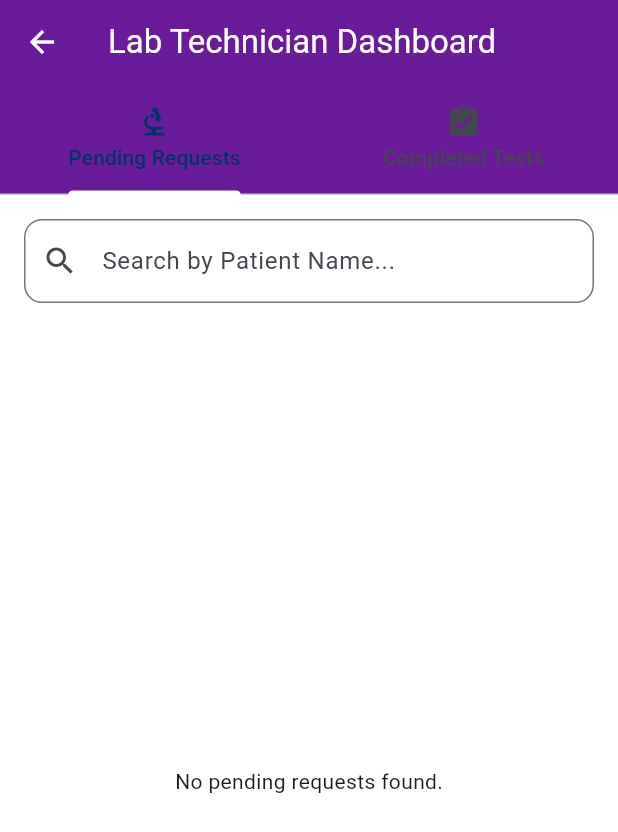
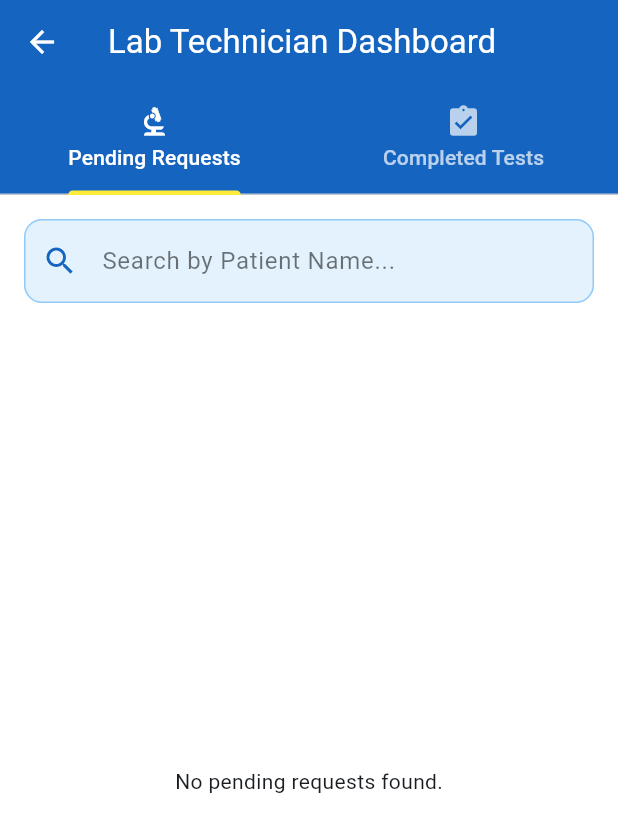
Before and after one commit to chiodzamunashe-prog/nust_campus_health_app, a Flutter app: the LabDashboardScreen screen opened directly, on a phone screen of 412 x 824 dp. Shown: the top 832 px of the screen. Run offline on Flutter 3.47's test engine with Material 3 defaults, Android fonts, the phone set to English and light mode, and no system bars; our stand-ins replace cloud_firestore, firebase_auth, firebase_core, firebase_messaging, fl_chart, flutter_local_notifications and 2 more; missing offline and left inert: flutter_app_badger; accounts and stored records are empty; network calls fail.

Commit message:
Update lab technician dashboard color scheme

```diff
--- a/lib/lab_module/dashboard_screen.dart
+++ b/lib/lab_module/dashboard_screen.dart
@@ -18,15 +18,21 @@ class _LabDashboardScreenState extends State<LabDashboardScreen> {
     return DefaultTabController(
       length: 2,
       child: Scaffold(
+        backgroundColor: Colors.white,
         appBar: AppBar(
           title: const Text('Lab Technician Dashboard'),
-          backgroundColor: const Color(0xFF6A1B9A), // Purple for Lab
+          backgroundColor: const Color(0xFF1565C0), // Blue primary
           foregroundColor: Colors.white,
           bottom: const TabBar(
-            indicatorColor: Colors.white,
+            indicatorColor: Colors.yellow,
+            labelColor: Colors.white,
+            unselectedLabelColor: Colors.white70,
             tabs: [
               Tab(text: 'Pending Requests', icon: Icon(Icons.biotech)),
-              Tab(text: 'Completed Tests', icon: Icon(Icons.assignment_turned_in)),
+              Tab(
+                text: 'Completed Tests',
+                icon: Icon(Icons.assignment_turned_in),
+              ),
             ],
           ),
         ),
@@ -48,8 +54,18 @@ class _LabDashboardScreenState extends State<LabDashboardScreen> {
           child: TextField(
             decoration: InputDecoration(
               hintText: 'Search by Patient Name...',
-              prefixIcon: const Icon(Icons.search),
-              border: OutlineInputBorder(borderRadius: BorderRadius.circular(12)),
+              prefixIcon: const Icon(Icons.search, color: Color(0xFF1565C0)),
+              filled: true,
+              fillColor: const Color(0xFFE3F2FD),
+              hintStyle: const TextStyle(color: Colors.black54),
+              border: OutlineInputBorder(
+                borderRadius: BorderRadius.circular(12),
+                borderSide: BorderSide(color: Color(0xFF90CAF9)),
+              ),
+              enabledBorder: OutlineInputBorder(
+                borderRadius: BorderRadius.circular(12),
+                borderSide: BorderSide(color: Color(0xFF90CAF9)),
+              ),
             ),
             onChanged: (v) => setState(() => _searchQuery = v.toLowerCase()),
           ),
@@ -66,39 +82,77 @@ class _LabDashboardScreenState extends State<LabDashboardScreen> {
               }
 
               var requests = snapshot.data ?? [];
-              requests = requests.where((r) => isPending ? r.status == 'pending' : r.status == 'completed').toList();
+              requests = requests
+                  .where(
+                    (r) => isPending
+                        ? r.status == 'pending'
+                        : r.status == 'completed',
+                  )
+                  .toList();
 
               if (_searchQuery.isNotEmpty) {
-                requests = requests.where((r) => r.patientName.toLowerCase().contains(_searchQuery)).toList();
+                requests = requests
+                    .where(
+                      (r) => r.patientName.toLowerCase().contains(_searchQuery),
+                    )
+                    .toList();
               }
 
               if (requests.isEmpty) {
-                return Center(child: Text('No ${isPending ? "pending" : "completed"} requests found.'));
+                return Center(
+                  child: Text(
+                    'No ${isPending ? "pending" : "completed"} requests found.',
+                  ),
+                );
               }
 
               return ListView.separated(
                 padding: const EdgeInsets.all(16),
                 itemCount: requests.length,
-                separatorBuilder: (_, __) => const SizedBox(height: 12),
+                separatorBuilder: (_, _) => const SizedBox(height: 12),
                 itemBuilder: (context, index) {
                   final r = requests[index];
                   return Card(
+                    color: const Color(0xFFF3F8FF),
                     elevation: 3,
-                    shape: RoundedRectangleBorder(borderRadius: BorderRadius.circular(12)),
+                    shape: RoundedRectangleBorder(
+                      borderRadius: BorderRadius.circular(12),
+                    ),
                     child: ListTile(
                       contentPadding: const EdgeInsets.all(16),
-                      title: Text(r.patientName, style: const TextStyle(fontWeight: FontWeight.bold, fontSize: 18)),
+                      title: Text(
+                        r.patientName,
+                        style: const TextStyle(
+                          fontWeight: FontWeight.bold,
+                          fontSize: 18,
+                          color: Color(0xFF0D47A1),
+                        ),
+                      ),
                       subtitle: Column(
                         crossAxisAlignment: CrossAxisAlignment.start,
                         children: [
                           const SizedBox(height: 8),
-                          _buildInfoChip(Icons.science, 'Test: ${r.testType}', Colors.purple[50]!, Colors.purple[900]!),
+                          _buildInfoChip(
+                            Icons.science,
+                            'Test: ${r.testType}',
+                            const Color(0xFFE8EAF6),
+                            const Color(0xFF0D47A1),
+                          ),
                           const SizedBox(height: 4),
-                          Text('Requested by: ${r.doctorName}', style: const TextStyle(fontSize: 12)),
-                          Text('Ordered: ${r.orderedAt.toLocal()}'.split('.')[0], style: const TextStyle(fontSize: 12)),
+                          Text(
+                            'Requested by: ${r.doctorName}',
+                            style: const TextStyle(fontSize: 12),
+                          ),
+                          Text(
+                            'Ordered: ${r.orderedAt.toLocal()}'.split('.')[0],
+                            style: const TextStyle(fontSize: 12),
+                          ),
                         ],
                       ),
-                      trailing: const Icon(Icons.chevron_right),
+                      trailing: const Icon(
+                        Icons.chevron_right,
+                        color: Color(0xFF1565C0),
+                      ),
                       onTap: () {
                         Navigator.push(
                           context,
@@ -118,16 +172,31 @@ class _LabDashboardScreenState extends State<LabDashboardScreen> {
     );
   }
 
-  Widget _buildInfoChip(IconData icon, String label, Color bgColor, Color textColor) {
+  Widget _buildInfoChip(
+    IconData icon,
+    String label,
+    Color bgColor,
+    Color textColor,
+  ) {
     return Container(
       padding: const EdgeInsets.symmetric(horizontal: 8, vertical: 4),
-      decoration: BoxDecoration(color: bgColor, borderRadius: BorderRadius.circular(8)),
+      decoration: BoxDecoration(
+        color: bgColor,
+        borderRadius: BorderRadius.circular(8),
+      ),
       child: Row(
         mainAxisSize: MainAxisSize.min,
         children: [
           Icon(icon, size: 14, color: textColor),
           const SizedBox(width: 4),
-          Text(label, style: TextStyle(color: textColor, fontWeight: FontWeight.bold, fontSize: 12)),
+          Text(
+            label,
+            style: TextStyle(
+              color: textColor,
+              fontWeight: FontWeight.bold,
+              fontSize: 12,
+            ),
+          ),
         ],
       ),
     );
```
